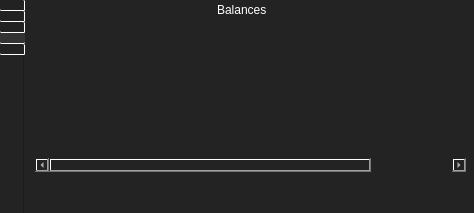
This is mainwindow.ui in Acria-Network/Acria-Oracle-Node-Qt as Qt 5 draws it before an edit. The edited form follows.
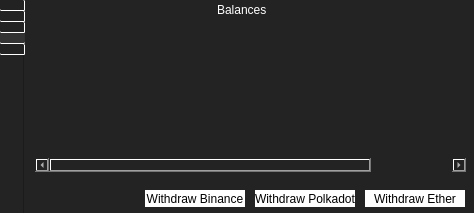
This is the edited form. Icons and pictures are not drawn.

What changed in the file:
```diff
--- a/mainwindow.ui
+++ b/mainwindow.ui
@@ -1118,6 +1118,99 @@
       <column/>
       <column/>
      </widget>
+     <widget class="QPushButton" name="pushButton_withdraw_eth">
+      <property name="geometry">
+       <rect>
+        <x>340</x>
+        <y>190</y>
+        <width>100</width>
+        <height>17</height>
+       </rect>
+      </property>
+      <property name="autoFillBackground">
+       <bool>false</bool>
+      </property>
+      <property name="styleSheet">
+       <string notr="true">background-color:white;
+color:black;
+border: none;
+/*padding:30px;*/
+width:80px;
+padding-top:3px;
+padding-bottom:3px;</string>
+      </property>
+      <property name="text">
+       <string>Withdraw Ether</string>
+      </property>
+      <property name="autoDefault">
+       <bool>true</bool>
+      </property>
+      <property name="flat">
+       <bool>false</bool>
+      </property>
+     </widget>
+     <widget class="QPushButton" name="pushButton_withdraw_polkadot">
+      <property name="geometry">
+       <rect>
+        <x>230</x>
+        <y>190</y>
+        <width>100</width>
+        <height>17</height>
+       </rect>
+      </property>
+      <property name="autoFillBackground">
+       <bool>false</bool>
+      </property>
+      <property name="styleSheet">
+       <string notr="true">background-color:white;
+color:black;
+border: none;
+/*padding:30px;*/
+width:80px;
+padding-top:3px;
+padding-bottom:3px;</string>
+      </property>
+      <property name="text">
+       <string>Withdraw Polkadot</string>
+      </property>
+      <property name="autoDefault">
+       <bool>true</bool>
+      </property>
+      <property name="flat">
+       <bool>false</bool>
+      </property>
+     </widget>
+     <widget class="QPushButton" name="pushButton_withdraw_binance">
+      <property name="geometry">
+       <rect>
+        <x>120</x>
+        <y>190</y>
+        <width>100</width>
+        <height>17</height>
+       </rect>
+      </property>
+      <property name="autoFillBackground">
+       <bool>false</bool>
+      </property>
+      <property name="styleSheet">
+       <string notr="true">background-color:white;
+color:black;
+border: none;
+/*padding:30px;*/
+width:80px;
+padding-top:3px;
+padding-bottom:3px;</string>
+      </property>
+      <property name="text">
+       <string>Withdraw Binance</string>
+      </property>
+      <property name="autoDefault">
+       <bool>true</bool>
+      </property>
+      <property name="flat">
+       <bool>false</bool>
+      </property>
+     </widget>
     </widget>
     <widget class="QWidget" name="tab_3">
      <property name="styleSheet">
```
